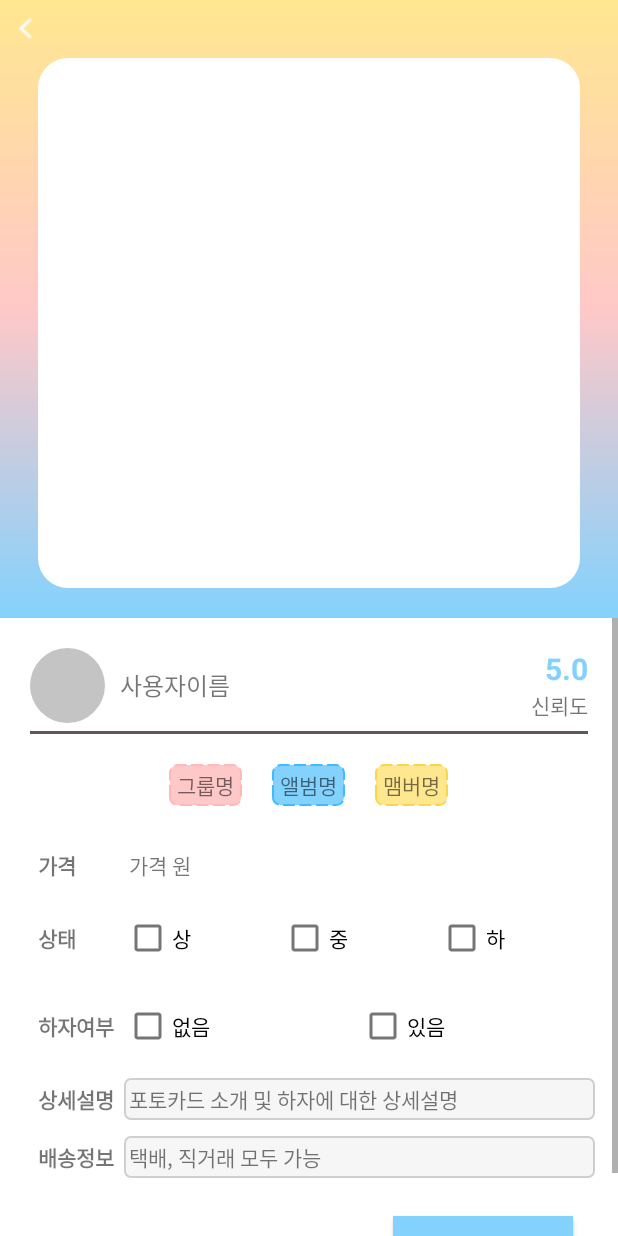
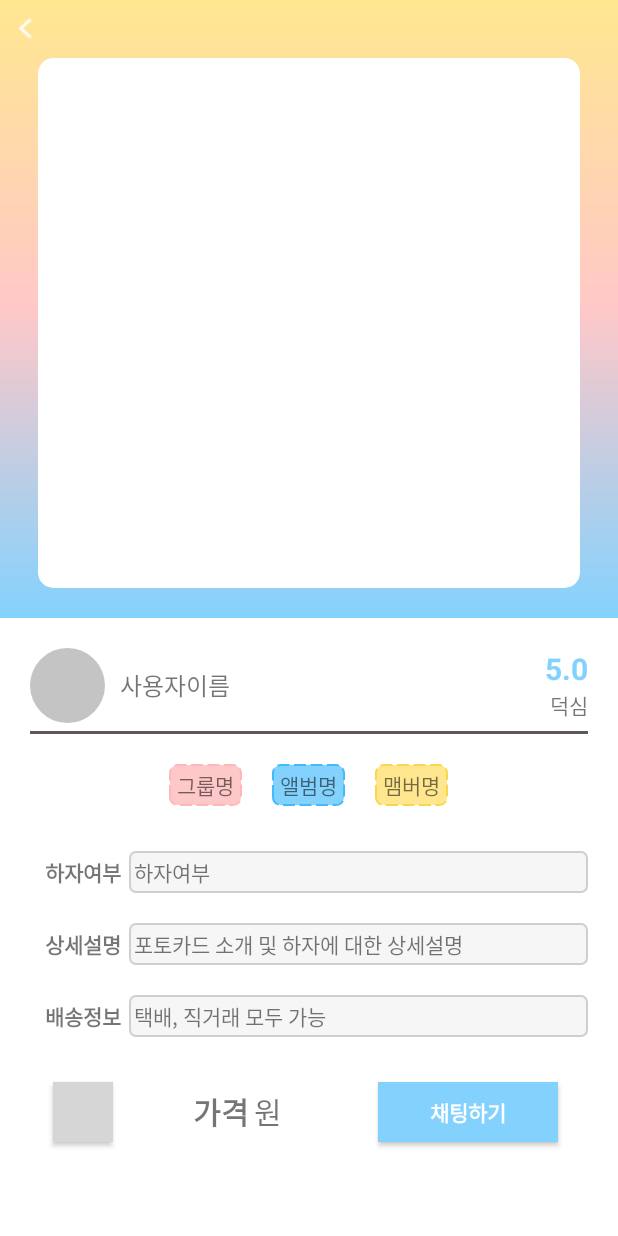
Before and after one commit to ynnij/HiBuyPhotocard, an Android app: the layout activity_sell_post.xml on its own in the app's theme, with its tools: preview values and no code run, on a phone screen of 412 x 824 dp. Run offline under Robolectric (Android 15) with nearby library versions, the phone set to English and light mode, and no system bars; grey boxes are pictures that could not be loaded.

Commit message:
style: 판매창 찜버튼 추가 및 자잘한 수정

```diff
--- a/app/src/main/res/layout/activity_sell_main_itemview.xml
+++ b/app/src/main/res/layout/activity_sell_main_itemview.xml
@@ -7,7 +7,7 @@
     android:orientation="vertical"
     >
 
-    <LinearLayout
+    <androidx.cardview.widget.CardView
         android:layout_width="match_parent"
         android:layout_height="match_parent"
         android:layout_marginStart="3dp"
@@ -16,6 +16,14 @@
         android:layout_marginEnd="1dp"
         android:layout_marginRight="1dp"
         android:background="@drawable/shadow"
+        android:orientation="horizontal"
+        app:cardCornerRadius="10dp"
+        android:elevation="10dp"
+        >
+
+        <LinearLayout
+            android:layout_width="match_parent"
+            android:layout_height="match_parent"
             android:orientation="horizontal">
 
             <ImageView
@@ -25,7 +33,6 @@
                 android:layout_marginEnd="5dp"
                 android:layout_marginRight="5dp"
                 android:layout_weight="0"
-            android:background="@drawable/radius_left_right"
                 android:scaleType="centerCrop"
                 android:src="@drawable/ic_launcher_background"
                 app:layout_constraintLeft_toLeftOf="parent"
@@ -138,7 +145,11 @@
                 android:background="@drawable/sell_button_basic"
                 android:text="판매중"
                 android:textColor="#FFFFFF"
+                app:layout_constraintLeft_toLeftOf="parent"
+                app:layout_constraintTop_toTopOf="parent"
                 app:cornerRadius="70dp" />
 
         </LinearLayout>
+
+    </androidx.cardview.widget.CardView>
 </LinearLayout>
--- a/app/src/main/res/layout/activity_sell_post.xml
+++ b/app/src/main/res/layout/activity_sell_post.xml
@@ -46,6 +46,12 @@
             tools:layout_editor_absoluteX="20dp"
             tools:layout_editor_absoluteY="20dp">
 
+            <androidx.cardview.widget.CardView
+                android:layout_width="match_parent"
+                android:layout_height="match_parent"
+                app:cardCornerRadius="10dp"
+                >
+
                 <ImageView
                     android:id="@+id/sellListImage"
                     android:layout_width="match_parent"
@@ -53,7 +59,7 @@
                     android:layout_weight="1"
                     android:background="@drawable/white_box"
                     android:scaleType="centerCrop" />
-
+            </androidx.cardview.widget.CardView>
         </LinearLayout>
     </LinearLayout>
 
@@ -69,9 +75,8 @@
 
         <LinearLayout
             android:layout_width="match_parent"
-            android:layout_height="wrap_content"
+            android:layout_height="match_parent"
             android:layout_margin="10dp"
-            android:layout_weight="5"
             android:orientation="vertical">
 
             <LinearLayout
@@ -125,7 +130,7 @@
                         android:layout_height="wrap_content"
                         android:layout_gravity="right"
                         android:layout_weight="1"
-                        android:text="신뢰도" />
+                        android:text="덕심" />
                 </LinearLayout>
 
             </LinearLayout>
@@ -188,93 +193,93 @@
                     android:text="맴버명" />
             </LinearLayout>
 
-            <LinearLayout
-                android:layout_width="match_parent"
-                android:layout_height="match_parent"
-                android:layout_margin="5dp"
-                android:orientation="horizontal">
+<!--            <LinearLayout-->
+<!--                android:layout_width="match_parent"-->
+<!--                android:layout_height="match_parent"-->
+<!--                android:layout_margin="5dp"-->
+<!--                android:orientation="horizontal">-->
 
-                <TextView
-                    android:id="@+id/textView5"
-                    android:layout_width="0dp"
-                    android:layout_height="wrap_content"
-                    android:layout_gravity="center"
-                    android:layout_marginStart="10dp"
-                    android:layout_marginLeft="10dp"
-                    android:layout_marginEnd="5dp"
-                    android:layout_marginRight="5dp"
-                    android:layout_weight="1"
-                    android:text="가격"
-                    android:textStyle="bold" />
+<!--                <TextView-->
+<!--                    android:id="@+id/textView5"-->
+<!--                    android:layout_width="0dp"-->
+<!--                    android:layout_height="wrap_content"-->
+<!--                    android:layout_gravity="center"-->
+<!--                    android:layout_marginStart="10dp"-->
+<!--                    android:layout_marginLeft="10dp"-->
+<!--                    android:layout_marginEnd="5dp"-->
+<!--                    android:layout_marginRight="5dp"-->
+<!--                    android:layout_weight="1"-->
+<!--                    android:text="가격"-->
+<!--                    android:textStyle="bold" />-->
 
-                <LinearLayout
-                    android:layout_width="0dp"
-                    android:layout_height="wrap_content"
-                    android:layout_weight="6"
-                    android:orientation="horizontal">
+<!--                <LinearLayout-->
+<!--                    android:layout_width="0dp"-->
+<!--                    android:layout_height="wrap_content"-->
+<!--                    android:layout_weight="6"-->
+<!--                    android:orientation="horizontal">-->
 
-                    <TextView
-                        android:id="@+id/sellListPrice"
-                        android:layout_width="wrap_content"
-                        android:layout_height="wrap_content"
-                        android:paddingLeft="3dp"
-                        android:paddingBottom="3dp"
-                        android:text="가격" />
+<!--                    <TextView-->
+<!--                        android:id="@+id/sellListPrice"-->
+<!--                        android:layout_width="wrap_content"-->
+<!--                        android:layout_height="wrap_content"-->
+<!--                        android:paddingLeft="3dp"-->
+<!--                        android:paddingBottom="3dp"-->
+<!--                        android:text="가격" />-->
 
-                    <TextView
-                        android:id="@+id/textView21"
-                        android:layout_width="wrap_content"
-                        android:layout_height="wrap_content"
-                        android:padding="3dp"
-                        android:text="원" />
-                </LinearLayout>
+<!--                    <TextView-->
+<!--                        android:id="@+id/textView21"-->
+<!--                        android:layout_width="wrap_content"-->
+<!--                        android:layout_height="wrap_content"-->
+<!--                        android:padding="3dp"-->
+<!--                        android:text="원" />-->
+<!--                </LinearLayout>-->
 
-            </LinearLayout>
+<!--            </LinearLayout>-->
+
+<!--            <LinearLayout-->
+<!--                android:layout_width="match_parent"-->
+<!--                android:layout_height="match_parent"-->
+<!--                android:layout_margin="5dp"-->
+<!--                android:orientation="horizontal">-->
+
+<!--                <TextView-->
+<!--                    android:id="@+id/textView18"-->
+<!--                    android:layout_width="0dp"-->
+<!--                    android:layout_height="wrap_content"-->
+<!--                    android:layout_marginStart="10dp"-->
+<!--                    android:layout_marginLeft="10dp"-->
+<!--                    android:layout_marginEnd="5dp"-->
+<!--                    android:layout_marginRight="5dp"-->
+<!--                    android:layout_weight="1"-->
+<!--                    android:text="상태"-->
+<!--                    android:textStyle="bold" />-->
+
+<!--                <CheckBox-->
+<!--                    android:id="@+id/checkBox"-->
+<!--                    android:layout_width="0dp"-->
+<!--                    android:layout_height="wrap_content"-->
+<!--                    android:layout_weight="2"-->
+<!--                    android:text="상" />-->
+
+<!--                <CheckBox-->
+<!--                    android:id="@+id/checkBox2"-->
+<!--                    android:layout_width="0dp"-->
+<!--                    android:layout_height="wrap_content"-->
+<!--                    android:layout_weight="2"-->
+<!--                    android:text="중" />-->
+
+<!--                <CheckBox-->
+<!--                    android:id="@+id/checkBox3"-->
+<!--                    android:layout_width="0dp"-->
+<!--                    android:layout_height="wrap_content"-->
+<!--                    android:layout_weight="2"-->
+<!--                    android:text="하" />-->
+<!--            </LinearLayout>-->
 
             <LinearLayout
                 android:layout_width="match_parent"
                 android:layout_height="match_parent"
-                android:layout_margin="5dp"
-                android:orientation="horizontal">
-
-                <TextView
-                    android:id="@+id/textView18"
-                    android:layout_width="0dp"
-                    android:layout_height="wrap_content"
-                    android:layout_marginStart="10dp"
-                    android:layout_marginLeft="10dp"
-                    android:layout_marginEnd="5dp"
-                    android:layout_marginRight="5dp"
-                    android:layout_weight="1"
-                    android:text="상태"
-                    android:textStyle="bold" />
-
-                <CheckBox
-                    android:id="@+id/checkBox"
-                    android:layout_width="0dp"
-                    android:layout_height="wrap_content"
-                    android:layout_weight="2"
-                    android:text="상" />
-
-                <CheckBox
-                    android:id="@+id/checkBox2"
-                    android:layout_width="0dp"
-                    android:layout_height="wrap_content"
-                    android:layout_weight="2"
-                    android:text="중" />
-
-                <CheckBox
-                    android:id="@+id/checkBox3"
-                    android:layout_width="0dp"
-                    android:layout_height="wrap_content"
-                    android:layout_weight="2"
-                    android:text="하" />
-            </LinearLayout>
-
-            <LinearLayout
-                android:layout_width="match_parent"
-                android:layout_height="match_parent"
-                android:layout_margin="5dp"
+                android:layout_margin="10dp"
                 android:layout_weight="1"
                 android:orientation="horizontal">
 
@@ -290,25 +295,34 @@
                     android:text="하자여부"
                     android:textStyle="bold" />
 
-                <CheckBox
-                    android:id="@+id/defectNoCheckBox"
+                <!--                <CheckBox-->
+                <!--                    android:id="@+id/defectNoCheckBox"-->
+                <!--                    android:layout_width="0dp"-->
+                <!--                    android:layout_height="wrap_content"-->
+                <!--                    android:layout_weight="3"-->
+                <!--                    android:text="없음" />-->
+
+                <!--                <CheckBox-->
+                <!--                    android:id="@+id/defectYesCheckBox"-->
+                <!--                    android:layout_width="0dp"-->
+                <!--                    android:layout_height="wrap_content"-->
+                <!--                    android:layout_weight="3"-->
+                <!--                    android:text="있음" />-->
+
+                <TextView
+                    android:id="@+id/sellListFault"
                     android:layout_width="0dp"
                     android:layout_height="wrap_content"
-                    android:layout_weight="3"
-                    android:text="없음" />
-
-                <CheckBox
-                    android:id="@+id/defectYesCheckBox"
-                    android:layout_width="0dp"
-                    android:layout_height="wrap_content"
-                    android:layout_weight="3"
-                    android:text="있음" />
+                    android:layout_weight="6"
+                    android:background="@drawable/setting_edittext"
+                    android:padding="3dp"
+                    android:text="하자여부" />
             </LinearLayout>
 
             <LinearLayout
                 android:layout_width="match_parent"
                 android:layout_height="match_parent"
-                android:layout_margin="5dp"
+                android:layout_margin="10dp"
                 android:orientation="horizontal">
 
                 <TextView
@@ -337,8 +351,7 @@
             <LinearLayout
                 android:layout_width="match_parent"
                 android:layout_height="match_parent"
-                android:layout_margin="5dp"
-                android:layout_weight="1"
+                android:layout_margin="10dp"
                 android:orientation="horizontal">
 
                 <TextView
@@ -364,19 +377,68 @@
 
             </LinearLayout>
 
+            <LinearLayout
+                android:layout_width="match_parent"
+                android:layout_height="match_parent"
+                android:layout_marginStart="15dp"
+                android:layout_marginLeft="15dp"
+                android:layout_marginEnd="10dp"
+                android:layout_marginRight="10dp"
+                android:layout_marginBottom="10dp"
+                android:gravity="center_vertical"
+                android:orientation="horizontal">
+
+                <ToggleButton
+                    android:id="@+id/sellListFavorite"
+                    android:layout_width="40dp"
+                    android:layout_height="40dp"
+                    android:layout_margin="10dp"
+                    android:background="@drawable/favorite_button"
+                    android:checked="false"
+                    android:text=""
+                    android:textOff=""
+                    android:textOn="" />
+
+                <LinearLayout
+                    android:layout_width="0dp"
+                    android:layout_height="wrap_content"
+                    android:layout_weight="6"
+                    android:gravity="center"
+                    android:orientation="horizontal">
+
+                    <TextView
+                        android:id="@+id/sellListPrice"
+                        android:layout_width="wrap_content"
+                        android:layout_height="wrap_content"
+                        android:paddingLeft="3dp"
+                        android:paddingTop="3dp"
+                        android:paddingBottom="3dp"
+                        android:text="가격"
+                        android:textSize="20sp"
+                        android:textStyle="bold" />
+
+                    <TextView
+                        android:id="@+id/textView21"
+                        android:layout_width="wrap_content"
+                        android:layout_height="wrap_content"
+                        android:padding="3dp"
+                        android:text="원"
+                        android:textSize="20sp" />
+                </LinearLayout>
+
                 <androidx.appcompat.widget.AppCompatButton
-                android:id="@+id/button"
+                    android:id="@+id/chatButton"
                     android:layout_width="120dp"
                     android:layout_height="40dp"
-                android:layout_gravity="right"
+                    android:layout_gravity="center"
                     android:layout_margin="20dp"
-                android:layout_weight="1"
                     android:background="@drawable/normal_button_blue"
                     android:text="채팅하기"
                     android:textColor="#FFFFFF"
 
                     android:textSize="14sp"
                     android:textStyle="bold" />
+            </LinearLayout>
 
         </LinearLayout>
 
```
Lines whose indentation alone changed are shown as unchanged.
